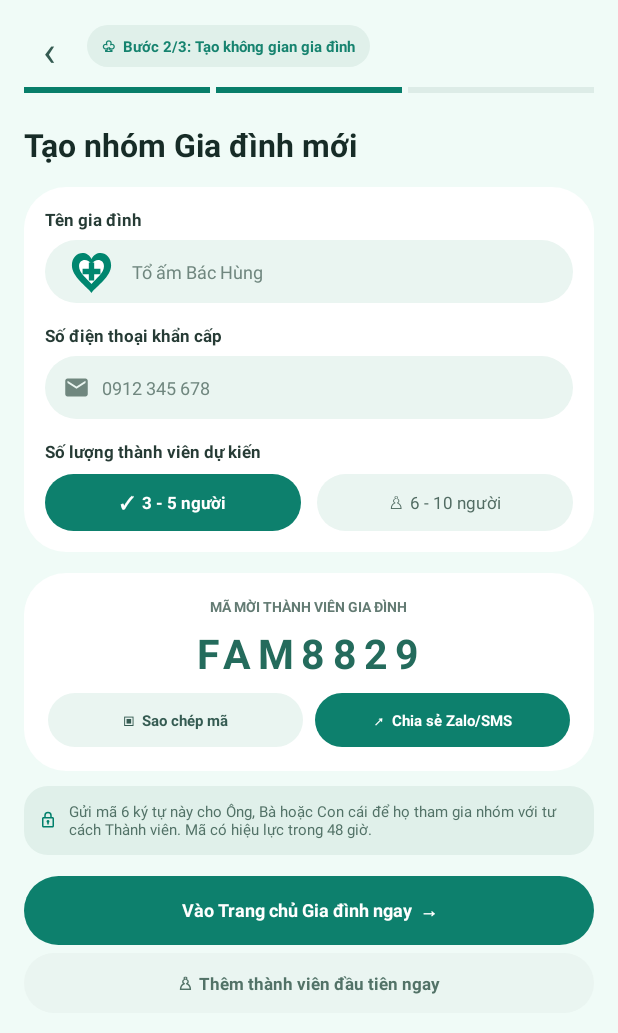
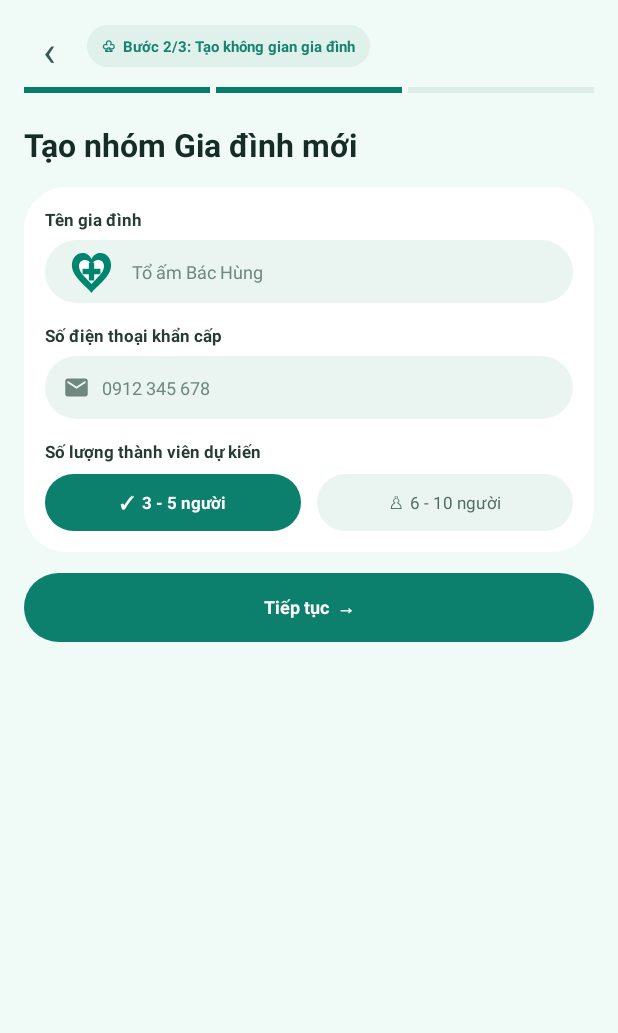
Before and after one commit to Dinh-Ng/FamilyCare, an Android app: the layout activity_create_family.xml on its own in the app's theme, with its tools: preview values and no code run, on a phone screen of 412 x 824 dp. Shown: the top 1033 px of the screen. Run offline under Robolectric (Android 15) with nearby library versions, the phone set to English and light mode, and no system bars.

Commit message:
sua doi bo sung

```diff
--- a/app/src/main/res/layout/activity_create_family.xml
+++ b/app/src/main/res/layout/activity_create_family.xml
@@ -164,71 +164,9 @@
             </LinearLayout>
         </LinearLayout>
 
-        <LinearLayout
-            android:layout_width="match_parent"
-            android:layout_height="wrap_content"
-            android:layout_marginTop="14dp"
-            android:background="@drawable/bg_login_card"
-            android:gravity="center_horizontal"
-            android:orientation="vertical"
-            android:padding="16dp">
-            <TextView
-                android:layout_width="wrap_content"
-                android:layout_height="wrap_content"
-                android:text="MÃ MỜI THÀNH VIÊN GIA ĐÌNH"
-                android:textColor="#637B73"
-                android:textSize="9sp"
-                android:textStyle="bold" />
-            <TextView
-                android:layout_width="wrap_content"
-                android:layout_height="wrap_content"
-                android:layout_marginTop="6dp"
-                android:letterSpacing="0.18"
-                android:text="FAM8829"
-                android:textColor="#246B5C"
-                android:textSize="27sp"
-                android:textStyle="bold" />
-            <LinearLayout
-                android:layout_width="match_parent"
-                android:layout_height="36dp"
-                android:layout_marginTop="8dp"
-                android:orientation="horizontal">
-                <TextView
-                    android:layout_width="0dp"
-                    android:layout_height="match_parent"
-                    android:layout_marginEnd="4dp"
-                    android:layout_weight="1"
-                    android:background="@drawable/bg_input"
-                    android:gravity="center"
-                    android:text="▣  Sao chép mã"
-                    android:textColor="#355B52"
-                    android:textSize="10sp"
-                    android:textStyle="bold" />
-                <TextView
-                    android:layout_width="0dp"
-                    android:layout_height="match_parent"
-                    android:layout_marginStart="4dp"
-                    android:layout_weight="1"
-                    android:background="@drawable/bg_primary_button"
-                    android:gravity="center"
-                    android:text="↗  Chia sẻ Zalo/SMS"
-                    android:textColor="#FFFFFF"
-                    android:textSize="10sp"
-                    android:textStyle="bold" />
-            </LinearLayout>
-        </LinearLayout>
 
-        <TextView
-            android:layout_width="match_parent"
-            android:layout_height="wrap_content"
-            android:layout_marginTop="10dp"
-            android:background="@drawable/bg_login_badge"
-            android:drawableStart="@drawable/ic_badge_lock"
-            android:drawablePadding="8dp"
-            android:padding="10dp"
-            android:text="Gửi mã 6 ký tự này cho Ông, Bà hoặc Con cái để họ tham gia nhóm với tư cách Thành viên. Mã có hiệu lực trong 48 giờ."
-            android:textColor="#527267"
-            android:textSize="10sp" />
+
+
 
         <TextView
             android:layout_width="match_parent"
@@ -236,20 +174,9 @@
             android:layout_marginTop="14dp"
             android:background="@drawable/bg_primary_button"
             android:gravity="center"
-            android:text="Vào Trang chủ Gia đình ngay  →"
+            android:text="Tiếp tục  →"
             android:textColor="#FFFFFF"
             android:textSize="12sp"
             android:textStyle="bold" />
-
-        <TextView
-            android:layout_width="match_parent"
-            android:layout_height="40dp"
-            android:layout_marginTop="5dp"
-            android:background="@drawable/bg_input"
-            android:gravity="center"
-            android:text="♙  Thêm thành viên đầu tiên ngay"
-            android:textColor="#527267"
-            android:textSize="11sp"
-            android:textStyle="bold" />
     </LinearLayout>
 </ScrollView>
--- a/app/src/main/res/layout/activity_role_selection.xml
+++ b/app/src/main/res/layout/activity_role_selection.xml
@@ -116,7 +116,7 @@
                     <TextView
                         android:layout_width="wrap_content"
                         android:layout_height="wrap_content"
-                        android:text="QUẢN TRỊ VIÊN  (Khuyên dùng)"
+                        android:text="QUẢN TRỊ VIÊN"
                         android:textColor="#55746B"
                         android:textSize="9sp"
                         android:textStyle="bold" />
@@ -124,7 +124,7 @@
                         android:layout_width="wrap_content"
                         android:layout_height="wrap_content"
                         android:layout_marginTop="2dp"
-                        android:text="Bố / Mẹ (Admin)"
+                        android:text="Bố / Mẹ"
                         android:textColor="#1D332D"
                         android:textSize="15sp"
                         android:textStyle="bold" />
@@ -194,7 +194,7 @@
                         android:layout_width="wrap_content"
                         android:layout_height="wrap_content"
                         android:layout_marginTop="2dp"
-                        android:text="Ông / Bà (Member)"
+                        android:text="Ông / Bà"
                         android:textColor="#263B35"
                         android:textSize="15sp"
                         android:textStyle="bold" />
@@ -231,19 +231,11 @@
             android:layout_marginTop="14dp"
             android:background="@drawable/bg_primary_button"
             android:gravity="center"
-            android:text="Tiếp tục với vai trò Bố / Mẹ (Admin)  →"
+            android:text="Tiếp tục với vai trò Bố / Mẹ  →"
             android:textColor="#FFFFFF"
             android:textSize="12sp"
             android:textStyle="bold" />
 
-        <TextView
-            android:layout_width="wrap_content"
-            android:layout_height="40dp"
-            android:layout_gravity="center"
-            android:layout_marginTop="5dp"
-            android:gravity="center"
-            android:text="♧  Tôi là Thành viên, đã có mã mời gia nhập  ›"
-            android:textColor="#527267"
-            android:textSize="11sp" />
+
     </LinearLayout>
 </ScrollView>
```
